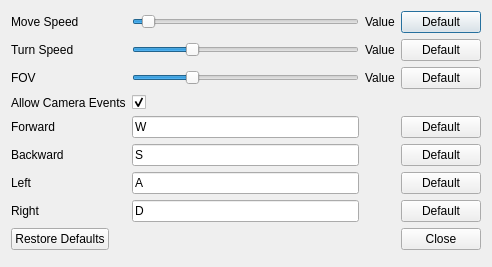
Old version of the form src/window/camera/CameraConfigurationDialogue.ui in the repository usnistgov/NetSimulyzer.
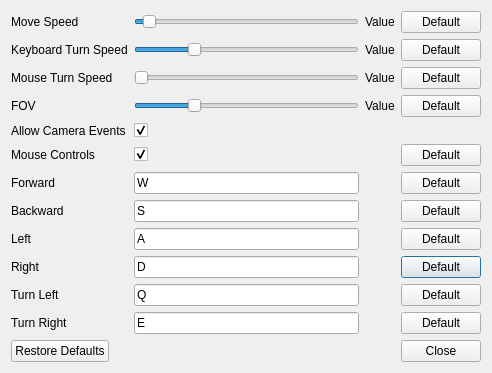
New version of the form. Icons and pictures are not drawn.

Commit message:
Add Q & E to turn & make mouse controls optional
See: #42

Diff of the .ui file:
```diff
--- a/src/window/camera/CameraConfigurationDialogue.ui
+++ b/src/window/camera/CameraConfigurationDialogue.ui
@@ -7,7 +7,7 @@
     <x>0</x>
     <y>0</y>
     <width>492</width>
-    <height>267</height>
+    <height>278</height>
    </rect>
   </property>
   <property name="windowTitle">
@@ -18,72 +18,40 @@
     <normaloff>:/application/resources/application.png</normaloff>:/application/resources/application.png</iconset>
   </property>
   <layout class="QGridLayout" name="gridLayout">
-   <item row="0" column="0">
-    <widget class="QLabel" name="labelMoveSpeed">
-     <property name="text">
-      <string>Move Speed</string>
-     </property>
-    </widget>
-   </item>
-   <item row="6" column="0">
-    <widget class="QLabel" name="labelLeft">
-     <property name="text">
-      <string>Left</string>
-     </property>
-    </widget>
-   </item>
-   <item row="0" column="2">
-    <widget class="QLabel" name="labelMoveSpeedValue">
-     <property name="text">
-      <string>Value</string>
-     </property>
-    </widget>
-   </item>
-   <item row="1" column="2">
-    <widget class="QLabel" name="labelTurnSpeedValue">
-     <property name="text">
-      <string>Value</string>
-     </property>
-    </widget>
-   </item>
-   <item row="2" column="0">
-    <widget class="QLabel" name="labelFieldOfView">
-     <property name="text">
-      <string>FOV</string>
-     </property>
-    </widget>
-   </item>
-   <item row="7" column="1">
-    <widget class="QKeySequenceEdit" name="keySequenceEditRight">
+   <item row="10" column="1">
+    <widget class="QKeySequenceEdit" name="keySequenceEditTurnLeft">
      <property name="keySequence">
-      <string>D</string>
+      <string>Q</string>
      </property>
     </widget>
    </item>
-   <item row="5" column="0">
-    <widget class="QLabel" name="labelBackward">
+   <item row="2" column="1">
+    <widget class="QSlider" name="sliderMouseTurnSpeed">
+     <property name="maximum">
+      <number>20</number>
+     </property>
+     <property name="pageStep">
+      <number>5</number>
+     </property>
+     <property name="orientation">
+      <enum>Qt::Horizontal</enum>
+     </property>
+    </widget>
+   </item>
+   <item row="9" column="3">
+    <widget class="QPushButton" name="pushButtonResetRight">
      <property name="text">
-      <string>Backward</string>
+      <string>Default</string>
      </property>
     </widget>
    </item>
-   <item row="7" column="0">
+   <item row="9" column="0">
     <widget class="QLabel" name="labelRight">
      <property name="text">
       <string>Right</string>
      </property>
     </widget>
    </item>
-   <item row="3" column="1">
-    <widget class="QCheckBox" name="checkBoxAllowCameraEvents">
-     <property name="text">
-      <string/>
-     </property>
-     <property name="checked">
-      <bool>true</bool>
-     </property>
-    </widget>
-   </item>
    <item row="1" column="1">
     <widget class="QSlider" name="sliderTurnSpeed">
      <property name="maximum">
@@ -100,40 +68,10 @@
      </property>
     </widget>
    </item>
-   <item row="4" column="1">
-    <widget class="QKeySequenceEdit" name="keySequenceEditForward">
-     <property name="keySequence">
-      <string>W</string>
-     </property>
-    </widget>
-   </item>
-   <item row="4" column="0">
-    <widget class="QLabel" name="labelForward">
+   <item row="1" column="3">
+    <widget class="QPushButton" name="pushButtonResetKeyboardTurnSpeed">
      <property name="text">
-      <string>Forward</string>
-     </property>
-    </widget>
-   </item>
-   <item row="2" column="1">
-    <widget class="QSlider" name="sliderFieldOfView">
-     <property name="minimum">
-      <number>30</number>
-     </property>
-     <property name="maximum">
-      <number>90</number>
-     </property>
-     <property name="value">
-      <number>45</number>
-     </property>
-     <property name="orientation">
-      <enum>Qt::Horizontal</enum>
-     </property>
-    </widget>
-   </item>
-   <item row="1" column="0">
-    <widget class="QLabel" name="labelTurnSpeed">
-     <property name="text">
-      <string>Turn Speed</string>
+      <string>Default</string>
      </property>
     </widget>
    </item>
@@ -162,24 +100,176 @@
      </property>
     </widget>
    </item>
+   <item row="0" column="2">
+    <widget class="QLabel" name="labelMoveSpeedValue">
+     <property name="text">
+      <string>Value</string>
+     </property>
+    </widget>
+   </item>
+   <item row="7" column="3">
+    <widget class="QPushButton" name="pushButtonResetBackward">
+     <property name="text">
+      <string>Default</string>
+     </property>
+    </widget>
+   </item>
+   <item row="11" column="1">
+    <widget class="QKeySequenceEdit" name="keySequenceEditTurnRight">
+     <property name="keySequence">
+      <string>E</string>
+     </property>
+    </widget>
+   </item>
+   <item row="3" column="1">
+    <widget class="QSlider" name="sliderFieldOfView">
+     <property name="minimum">
+      <number>30</number>
+     </property>
+     <property name="maximum">
+      <number>90</number>
+     </property>
+     <property name="value">
+      <number>45</number>
+     </property>
+     <property name="orientation">
+      <enum>Qt::Horizontal</enum>
+     </property>
+    </widget>
+   </item>
+   <item row="10" column="3">
+    <widget class="QPushButton" name="pushButtonResetLeftTurn">
+     <property name="text">
+      <string>Default</string>
+     </property>
+    </widget>
+   </item>
+   <item row="12" column="0" colspan="4">
+    <widget class="QDialogButtonBox" name="buttonBox">
+     <property name="standardButtons">
+      <set>QDialogButtonBox::Close|QDialogButtonBox::RestoreDefaults</set>
+     </property>
+    </widget>
+   </item>
+   <item row="10" column="0">
+    <widget class="QLabel" name="labelTurnLeft">
+     <property name="text">
+      <string>Turn Left</string>
+     </property>
+    </widget>
+   </item>
+   <item row="2" column="2">
+    <widget class="QLabel" name="labelMouseTurnSpeedValue">
+     <property name="text">
+      <string>Value</string>
+     </property>
+    </widget>
+   </item>
+   <item row="11" column="0">
+    <widget class="QLabel" name="labelTurnRight">
+     <property name="text">
+      <string>Turn Right</string>
+     </property>
+    </widget>
+   </item>
+   <item row="3" column="2">
+    <widget class="QLabel" name="labelFieldOfViewValue">
+     <property name="text">
+      <string>Value</string>
+     </property>
+    </widget>
+   </item>
+   <item row="4" column="1">
+    <widget class="QCheckBox" name="checkBoxAllowCameraEvents">
+     <property name="text">
+      <string/>
+     </property>
+     <property name="checked">
+      <bool>true</bool>
+     </property>
+    </widget>
+   </item>
+   <item row="9" column="1">
+    <widget class="QKeySequenceEdit" name="keySequenceEditRight">
+     <property name="keySequence">
+      <string>D</string>
+     </property>
+    </widget>
+   </item>
+   <item row="8" column="3">
+    <widget class="QPushButton" name="pushButtonResetLeft">
+     <property name="text">
+      <string>Default</string>
+     </property>
+    </widget>
+   </item>
    <item row="3" column="0">
+    <widget class="QLabel" name="labelFieldOfView">
+     <property name="text">
+      <string>FOV</string>
+     </property>
+    </widget>
+   </item>
+   <item row="8" column="0">
+    <widget class="QLabel" name="labelLeft">
+     <property name="text">
+      <string>Left</string>
+     </property>
+    </widget>
+   </item>
+   <item row="3" column="3">
+    <widget class="QPushButton" name="pushButtonResetFieldOfView">
+     <property name="text">
+      <string>Default</string>
+     </property>
+    </widget>
+   </item>
+   <item row="6" column="0">
+    <widget class="QLabel" name="labelForward">
+     <property name="text">
+      <string>Forward</string>
+     </property>
+    </widget>
+   </item>
+   <item row="7" column="0">
+    <widget class="QLabel" name="labelBackward">
+     <property name="text">
+      <string>Backward</string>
+     </property>
+    </widget>
+   </item>
+   <item row="4" column="0">
     <widget class="QLabel" name="labelAllowCameraEvents">
      <property name="text">
       <string>Allow Camera Events</string>
      </property>
     </widget>
    </item>
-   <item row="6" column="1">
+   <item row="8" column="1">
     <widget class="QKeySequenceEdit" name="keySequenceEditLeft">
      <property name="keySequence">
       <string>A</string>
      </property>
     </widget>
    </item>
-   <item row="2" column="2">
-    <widget class="QLabel" name="labelFieldOfViewValue">
+   <item row="2" column="0">
+    <widget class="QLabel" name="labelMouseTurnSpeed">
      <property name="text">
-      <string>Value</string>
+      <string>Mouse Turn Speed</string>
+     </property>
+    </widget>
+   </item>
+   <item row="6" column="1">
+    <widget class="QKeySequenceEdit" name="keySequenceEditForward">
+     <property name="keySequence">
+      <string>W</string>
+     </property>
+    </widget>
+   </item>
+   <item row="0" column="0">
+    <widget class="QLabel" name="labelMoveSpeed">
+     <property name="text">
+      <string>Move Speed</string>
      </property>
     </widget>
    </item>
@@ -190,57 +280,67 @@
      </property>
     </widget>
    </item>
-   <item row="4" column="3">
-    <widget class="QPushButton" name="pushButtonResetForward">
-     <property name="text">
-      <string>Default</string>
-     </property>
-    </widget>
-   </item>
-   <item row="5" column="3">
-    <widget class="QPushButton" name="pushButtonResetBackward">
-     <property name="text">
-      <string>Default</string>
-     </property>
-    </widget>
-   </item>
-   <item row="6" column="3">
-    <widget class="QPushButton" name="pushButtonResetLeft">
-     <property name="text">
-      <string>Default</string>
-     </property>
-    </widget>
-   </item>
-   <item row="7" column="3">
-    <widget class="QPushButton" name="pushButtonResetRight">
-     <property name="text">
-      <string>Default</string>
-     </property>
-    </widget>
-   </item>
-   <item row="9" column="0" colspan="4">
-    <widget class="QDialogButtonBox" name="buttonBox">
-     <property name="standardButtons">
-      <set>QDialogButtonBox::Close|QDialogButtonBox::RestoreDefaults</set>
-     </property>
-    </widget>
-   </item>
-   <item row="5" column="1">
+   <item row="7" column="1">
     <widget class="QKeySequenceEdit" name="keySequenceEditBackward">
      <property name="keySequence">
       <string>S</string>
      </property>
     </widget>
    </item>
-   <item row="1" column="3">
-    <widget class="QPushButton" name="pushButtonResetTurnSpeed">
+   <item row="1" column="2">
+    <widget class="QLabel" name="labelKeyboardTurnSpeedValue">
+     <property name="text">
+      <string>Value</string>
+     </property>
+    </widget>
+   </item>
+   <item row="1" column="0">
+    <widget class="QLabel" name="labelKeyboardTurnSpeed">
+     <property name="text">
+      <string>Keyboard Turn Speed</string>
+     </property>
+    </widget>
+   </item>
+   <item row="6" column="3">
+    <widget class="QPushButton" name="pushButtonResetForward">
      <property name="text">
       <string>Default</string>
      </property>
     </widget>
    </item>
    <item row="2" column="3">
-    <widget class="QPushButton" name="pushButtonResetFieldOfView">
+    <widget class="QPushButton" name="pushButtonResetMouseTurnSpeed">
+     <property name="text">
+      <string>Default</string>
+     </property>
+    </widget>
+   </item>
+   <item row="11" column="3">
+    <widget class="QPushButton" name="pushButtonResetRightTurn">
+     <property name="text">
+      <string>Default</string>
+     </property>
+    </widget>
+   </item>
+   <item row="5" column="0">
+    <widget class="QLabel" name="labelMouseControls">
+     <property name="text">
+      <string>Mouse Controls</string>
+     </property>
+    </widget>
+   </item>
+   <item row="5" column="1">
+    <widget class="QCheckBox" name="checkBoxMouseControls">
+     <property name="text">
+      <string/>
+     </property>
+     <property name="checked">
+      <bool>true</bool>
+     </property>
+    </widget>
+   </item>
+   <item row="5" column="3">
+    <widget class="QPushButton" name="pushButtonResetMouseControlsEnabled">
      <property name="text">
       <string>Default</string>
      </property>
```
Left out of the diff: 2 changed lines with no effect on the pictures. The commit also changes 6 other files.
